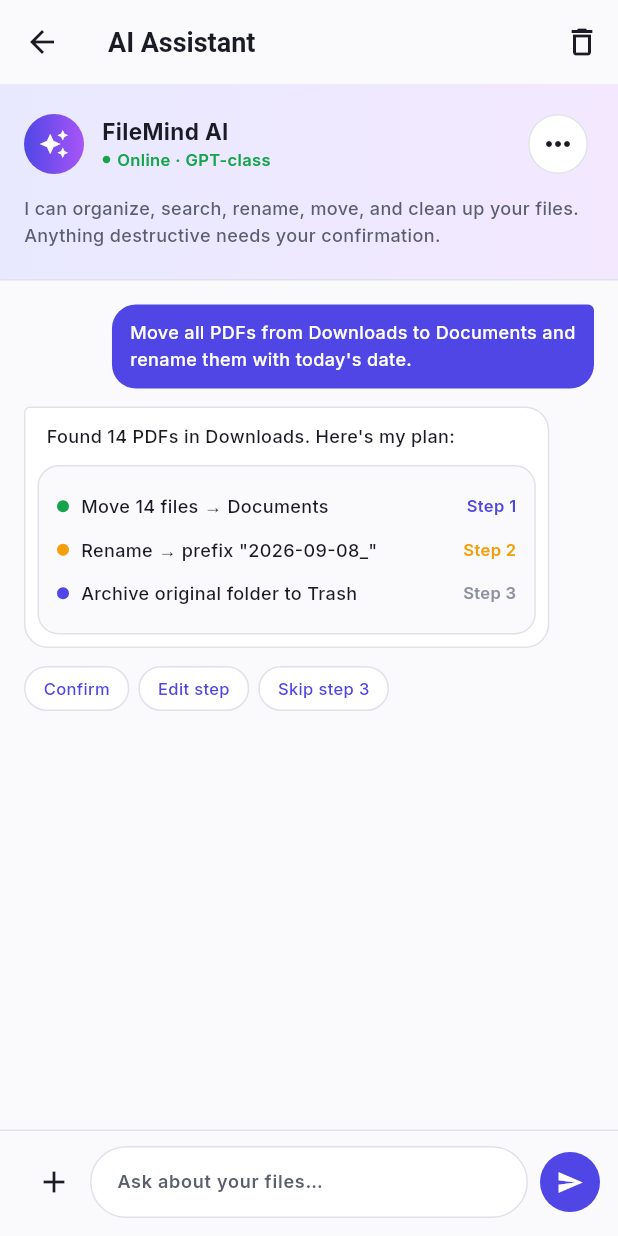
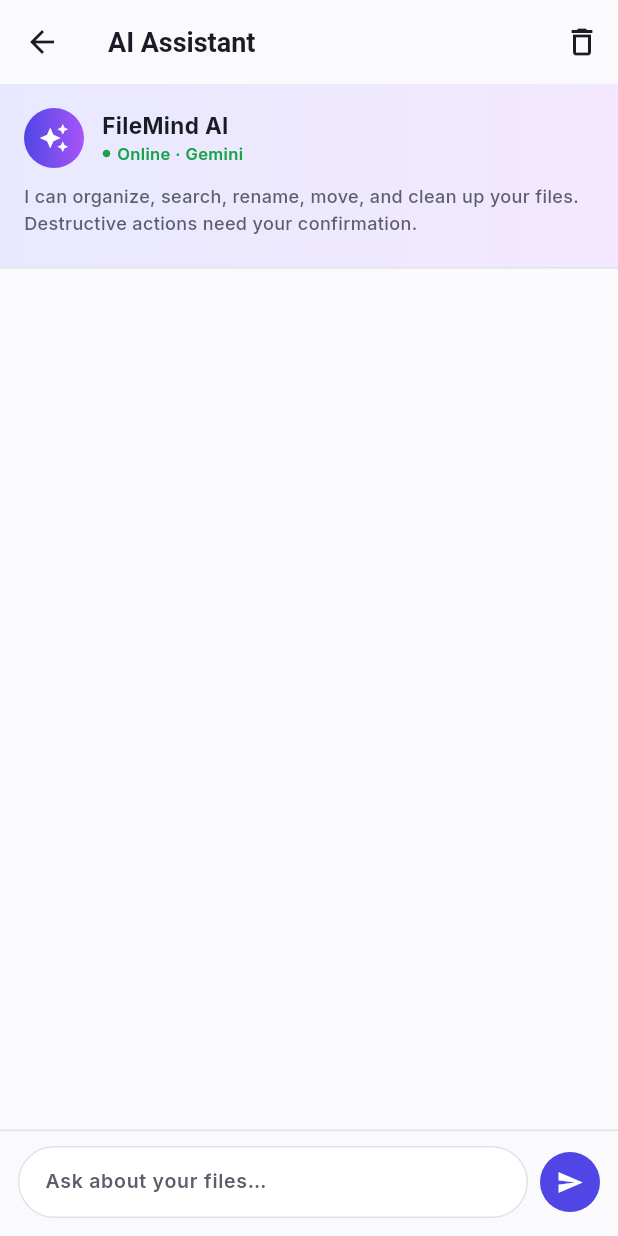
Before and after one commit to Ell-pastore/BuildThisFeature, a Flutter app: the AiChatScreen screen opened directly, on a phone screen of 412 x 824 dp. Run offline on Flutter 3.47's test engine with Material 3 defaults, Android fonts, the phone set to English and light mode, and no system bars; our stand-ins replace flutter_dotenv, google_fonts, google_generative_ai.

Commit message:
AI_chat_commit_1

```diff
--- a/mobile/lib/screens/ai_chat_screen.dart
+++ b/mobile/lib/screens/ai_chat_screen.dart
@@ -1,28 +1,117 @@
 import 'package:flutter/material.dart';
 import '../theme/app_theme.dart';
-import 'confirm_sheet.dart';
+import '../services/gemini_service.dart';
 
-class AiChatScreen extends StatelessWidget {
+class AiChatScreen extends StatefulWidget {
   const AiChatScreen({super.key});
+
+  @override
+  State<AiChatScreen> createState() => _AiChatScreenState();
+}
+
+class _AiChatScreenState extends State<AiChatScreen> {
+  final _controller = TextEditingController();
+  final _scrollController = ScrollController();
+  late final GeminiService _gemini;
+
+  final List<({bool isUser, String text})> _messages = [];
+  bool _isLoading = false;
+  String? _error;
+
+  @override
+  void initState() {
+    super.initState();
+    try {
+      _gemini = GeminiService();
+    } catch (e) {
+      _error = e.toString();
+    }
+  }
+
+  Future<void> _send() async {
+    final text = _controller.text.trim();
+    if (text.isEmpty || _isLoading || _error != null) return;
+
+    setState(() {
+      _messages.add((isUser: true, text: text));
+      _isLoading = true;
+      _controller.clear();
+    });
+    _scrollToBottom();
+
+    try {
+      final reply = await _gemini.sendMessage(text);
+      setState(() {
+        _messages.add((isUser: false, text: reply));
+      });
+    } catch (e) {
+      setState(() {
+        _messages.add((isUser: false, text: 'Error: $e'));
+      });
+    } finally {
+      setState(() => _isLoading = false);
+      _scrollToBottom();
+    }
+  }
+
+  void _scrollToBottom() {
+    WidgetsBinding.instance.addPostFrameCallback((_) {
+      if (_scrollController.hasClients) {
+        _scrollController.animateTo(
+          _scrollController.position.maxScrollExtent,
+          duration: const Duration(milliseconds: 300),
+          curve: Curves.easeOut,
+        );
+      }
+    });
+  }
+
+  @override
+  void dispose() {
+    _controller.dispose();
+    _scrollController.dispose();
+    super.dispose();
+  }
 
   @override
   Widget build(BuildContext context) {
     final isDark = Theme.of(context).brightness == Brightness.dark;
     final surface = isDark ? AppColors.darkSurface : Colors.white;
     final outline = isDark ? AppColors.darkOutline : AppColors.lightOutline;
-    final onSurface = isDark ? AppColors.darkOnSurface : AppColors.lightOnSurface;
-    final onSurface2 = isDark ? AppColors.darkOnSurface2 : AppColors.lightOnSurface2;
+    final onSurface =
+        isDark ? AppColors.darkOnSurface : AppColors.lightOnSurface;
+    final onSurface2 =
+        isDark ? AppColors.darkOnSurface2 : AppColors.lightOnSurface2;
     final bg = isDark ? AppColors.darkBg : AppColors.lightBg;
+
+    if (_error != null) {
+      return Scaffold(
+        appBar: AppBar(title: const Text('AI Assistant')),
+        body: Center(
+          child: Padding(
+            padding: const EdgeInsets.all(24),
+            child: Text(
+              _error!,
+              textAlign: TextAlign.center,
+              style: TextStyle(color: onSurface),
+            ),
+          ),
+        ),
+      );
+    }
 
     return Scaffold(
       appBar: AppBar(
-        leading: IconButton(
-          icon: const Icon(Icons.arrow_back),
-          onPressed: () => Navigator.pop(context),
-        ),
         title: const Text('AI Assistant', style: TextStyle(fontSize: 18)),
         actions: [
-          IconButton(onPressed: () {}, icon: const Icon(Icons.delete_outline)),
+          IconButton(
+            tooltip: 'Clear chat',
+            onPressed: () {
+              _gemini.clear();
+              setState(() => _messages.clear());
+            },
+            icon: const Icon(Icons.delete_outline),
+          ),
         ],
       ),
       body: Column(
@@ -34,14 +123,8 @@
             decoration: BoxDecoration(
               gradient: LinearGradient(
                 colors: isDark
-                    ? [
-                        const Color(0xFF1E1B4B),
-                        const Color(0xFF2E1065),
-                      ]
-                    : [
-                        const Color(0xFFE8E9FF),
-                        const Color(0xFFF3E8FF),
-                      ],
+                    ? [const Color(0xFF1E1B4B), const Color(0xFF2E1065)]
+                    : [const Color(0xFFE8E9FF), const Color(0xFFF3E8FF)],
               ),
               border: Border(bottom: BorderSide(color: outline)),
             ),
@@ -59,11 +142,8 @@
                         ),
                         shape: BoxShape.circle,
                       ),
-                      child: const Icon(
-                        Icons.auto_awesome,
-                        color: Colors.white,
-                        size: 20,
-                      ),
+                      child: const Icon(Icons.auto_awesome,
+                          color: Colors.white, size: 20),
                     ),
                     const SizedBox(width: 12),
                     Expanded(
@@ -84,7 +164,7 @@
                                   size: 6, color: AppColors.success),
                               SizedBox(width: 4),
                               Text(
-                                'Online · GPT-class',
+                                'Online · Gemini',
                                 style: TextStyle(
                                   fontSize: 11,
                                   fontWeight: FontWeight.w600,
@@ -96,160 +176,72 @@
                         ],
                       ),
                     ),
-                    IconButton(
-                      onPressed: () {},
-                      icon: Icon(Icons.more_horiz, color: onSurface),
-                      style: IconButton.styleFrom(
-                        backgroundColor: surface,
-                        side: BorderSide(color: outline),
-                      ),
-                    ),
                   ],
                 ),
                 const SizedBox(height: 10),
                 Text(
-                  'I can organize, search, rename, move, and clean up your files. Anything destructive needs your confirmation.',
-                  style: TextStyle(
-                    fontSize: 12,
-                    color: onSurface2,
-                    height: 1.5,
-                  ),
+                  'I can organize, search, rename, move, and clean up your files. '
+                  'Destructive actions need your confirmation.',
+                  style:
+                      TextStyle(fontSize: 12, color: onSurface2, height: 1.5),
                 ),
               ],
             ),
           ),
 
+          // Messages
           Expanded(
-            child: ListView(
+            child: ListView.builder(
+              controller: _scrollController,
               padding: const EdgeInsets.all(16),
-              children: [
-                // User message
-                Align(
-                  alignment: Alignment.centerRight,
+              itemCount: _messages.length + (_isLoading ? 1 : 0),
+              itemBuilder: (context, i) {
+                if (_isLoading && i == _messages.length) {
+                  return const Padding(
+                    padding: EdgeInsets.symmetric(vertical: 12),
+                    child: Align(
+                      alignment: Alignment.centerLeft,
+                      child: SizedBox(
+                        width: 24,
+                        height: 24,
+                        child: CircularProgressIndicator(strokeWidth: 2),
+                      ),
+                    ),
+                  );
+                }
+
+                final msg = _messages[i];
+                return Align(
+                  alignment:
+                      msg.isUser ? Alignment.centerRight : Alignment.centerLeft,
                   child: Container(
+                    margin: const EdgeInsets.only(bottom: 12),
                     constraints: BoxConstraints(
-                      maxWidth: MediaQuery.of(context).size.width * 0.78,
+                      maxWidth: MediaQuery.of(context).size.width * 0.8,
                     ),
                     padding: const EdgeInsets.symmetric(
-                      horizontal: 12,
-                      vertical: 10,
+                        horizontal: 12, vertical: 10),
+                    decoration: BoxDecoration(
+                      color: msg.isUser ? AppColors.primary : surface,
+                      borderRadius: BorderRadius.only(
+                        topLeft: const Radius.circular(16),
+                        topRight: const Radius.circular(16),
+                        bottomLeft: Radius.circular(msg.isUser ? 16 : 4),
+                        bottomRight: Radius.circular(msg.isUser ? 4 : 16),
                       ),
-                    decoration: const BoxDecoration(
-                      color: AppColors.primary,
-                      borderRadius: BorderRadius.only(
-                        topLeft: Radius.circular(16),
-                        topRight: Radius.circular(4),
-                        bottomLeft: Radius.circular(16),
-                        bottomRight: Radius.circular(16),
+                      border: msg.isUser ? null : Border.all(color: outline),
                     ),
-                    ),
-                    child: const Text(
-                      'Move all PDFs from Downloads to Documents and rename them with today\'s date.',
+                    child: Text(
+                      msg.text,
                       style: TextStyle(
-                        color: Colors.white,
-                        fontSize: 12,
-                        height: 1.5,
+                        fontSize: 13,
+                        height: 1.45,
+                        color: msg.isUser ? Colors.white : onSurface,
                       ),
                     ),
                   ),
-                ),
-
-                const SizedBox(height: 12),
-
-                // AI response
-                Align(
-                  alignment: Alignment.centerLeft,
-                  child: Container(
-                    constraints: BoxConstraints(
-                      maxWidth: MediaQuery.of(context).size.width * 0.85,
-                    ),
-                    padding: const EdgeInsets.all(4),
-                    decoration: BoxDecoration(
-                      color: surface,
-                      borderRadius: const BorderRadius.only(
-                        topLeft: Radius.circular(4),
-                        topRight: Radius.circular(16),
-                        bottomLeft: Radius.circular(16),
-                        bottomRight: Radius.circular(16),
-                      ),
-                      border: Border.all(color: outline),
-                    ),
-                    child: Column(
-                      crossAxisAlignment: CrossAxisAlignment.start,
-                      children: [
-                        Padding(
-                          padding: const EdgeInsets.fromLTRB(10, 6, 10, 10),
-                          child: Text(
-                            'Found 14 PDFs in Downloads. Here\'s my plan:',
-                            style: TextStyle(
-                              fontSize: 12,
-                              height: 1.5,
-                              color: onSurface,
-                            ),
-                          ),
-                        ),
-                        Container(
-                          margin: const EdgeInsets.fromLTRB(4, 0, 4, 4),
-                          padding: const EdgeInsets.all(12),
-                          decoration: BoxDecoration(
-                            color: isDark
-                                ? AppColors.darkSurface2
-                                : AppColors.lightBg,
-                            borderRadius: BorderRadius.circular(14),
-                            border: Border.all(color: outline),
-                          ),
-                          child: Column(
-                            children: [
-                              _PlanStep(
-                                label: 'Move 14 files → Documents',
-                                step: 'Step 1',
-                                done: true,
-                                isDark: isDark,
-                              ),
-                              _PlanStep(
-                                label: 'Rename → prefix "2026-09-08_"',
-                                step: 'Step 2',
-                                pending: true,
-                                isDark: isDark,
-                              ),
-                              _PlanStep(
-                                label: 'Archive original folder to Trash',
-                                step: 'Step 3',
-                                isDark: isDark,
-                              ),
-                            ],
-                          ),
-                        ),
-                      ],
-                    ),
-                  ),
-                ),
-
-                const SizedBox(height: 12),
-
-                // Suggestion chips
-                SingleChildScrollView(
-                  scrollDirection: Axis.horizontal,
-                  child: Row(
-                    children: [
-                      _Chip(
-                        label: 'Confirm',
-                        isDark: isDark,
-                        onTap: () {
-                          showModalBottomSheet(
-                            context: context,
-                            isScrollControlled: true,
-                            backgroundColor: Colors.transparent,
-                            builder: (_) => const ConfirmSheet(),
                 );
               },
-                      ),
-                      _Chip(label: 'Edit step', isDark: isDark),
-                      _Chip(label: 'Skip step 3', isDark: isDark),
-                    ],
-                  ),
-                ),
-              ],
             ),
           ),
 
@@ -263,22 +255,17 @@
             child: SafeArea(
               child: Row(
                 children: [
-                  IconButton(
-                    onPressed: () {},
-                    icon: Icon(Icons.add, color: onSurface),
-                  ),
                   Expanded(
                     child: TextField(
-                      style: TextStyle(fontSize: 12, color: onSurface),
+                      controller: _controller,
+                      style: TextStyle(fontSize: 13, color: onSurface),
                       decoration: InputDecoration(
                         hintText: 'Ask about your files…',
                         hintStyle: TextStyle(color: onSurface2),
                         filled: true,
                         fillColor: surface,
                         contentPadding: const EdgeInsets.symmetric(
-                          horizontal: 14,
-                          vertical: 10,
-                        ),
+                            horizontal: 14, vertical: 10),
                         border: OutlineInputBorder(
                           borderRadius: BorderRadius.circular(99),
                           borderSide: BorderSide(color: outline),
@@ -288,20 +275,21 @@
                           borderSide: BorderSide(color: outline),
                         ),
                       ),
+                      onSubmitted: (_) => _send(),
                     ),
                   ),
                   const SizedBox(width: 8),
-                  Container(
+                  GestureDetector(
+                    onTap: _send,
+                    child: Container(
                       width: 40,
                       height: 40,
                       decoration: const BoxDecoration(
                         color: AppColors.primary,
                         shape: BoxShape.circle,
                       ),
-                    child: const Icon(
-                      Icons.send,
-                      color: Colors.white,
-                      size: 18,
+                      child:
+                          const Icon(Icons.send, color: Colors.white, size: 18),
                     ),
                   ),
                 ],
@@ -313,104 +301,3 @@
     );
   }
 }
-
-class _PlanStep extends StatelessWidget {
-  final String label;
-  final String step;
-  final bool done;
-  final bool pending;
-  final bool isDark;
-
-  const _PlanStep({
-    required this.label,
-    required this.step,
-    this.done = false,
-    this.pending = false,
-    required this.isDark,
-  });
-
-  @override
-  Widget build(BuildContext context) {
-    Color dotColor = isDark ? AppColors.darkOnSurface2 : const Color(0xFF8E92A0);
-    if (done) dotColor = AppColors.success;
-    if (pending) dotColor = AppColors.warning;
-    if (!done && !pending) {
-      dotColor = isDark ? AppColors.darkPrimary : AppColors.primary;
-    }
-
-    final onSurface = isDark ? AppColors.darkOnSurface : AppColors.lightOnSurface;
-
-    return Padding(
-      padding: const EdgeInsets.symmetric(vertical: 6),
-      child: Row(
-        children: [
-          Container(
-            width: 8,
-            height: 8,
-            decoration: BoxDecoration(color: dotColor, shape: BoxShape.circle),
-          ),
-          const SizedBox(width: 8),
-          Expanded(
-            child: Text(
-              label,
-              style: TextStyle(fontSize: 12, color: onSurface),
-            ),
-          ),
-          Text(
-            step,
-            style: TextStyle(
-              fontSize: 11,
-              fontWeight: FontWeight.w600,
-              color: done
-                  ? (isDark ? AppColors.darkPrimary : AppColors.primary)
-                  : (pending
-                      ? AppColors.warning
-                      : (isDark
-                          ? AppColors.darkOnSurface2
-                          : const Color(0xFF8E92A0))),
-            ),
-          ),
-        ],
-      ),
-    );
-  }
-}
-
-class _Chip extends StatelessWidget {
-  final String label;
-  final bool isDark;
-  final VoidCallback? onTap;
-
-  const _Chip({
-    required this.label,
-    required this.isDark,
-    this.onTap,
-  });
-
-  @override
-  Widget build(BuildContext context) {
-    final surface = isDark ? AppColors.darkSurface : Colors.white;
-    final outline = isDark ? AppColors.darkOutline : AppColors.lightOutline;
-
-    return GestureDetector(
-      onTap: onTap,
-      child: Container(
-        margin: const EdgeInsets.only(right: 6),
-        padding: const EdgeInsets.symmetric(horizontal: 12, vertical: 6),
-        decoration: BoxDecoration(
-          color: surface,
-          borderRadius: BorderRadius.circular(99),
-          border: Border.all(color: outline),
-        ),
-        child: Text(
-          label,
-          style: TextStyle(
-            fontSize: 11,
-            fontWeight: FontWeight.w500,
-            color: isDark ? AppColors.darkPrimary : AppColors.primary,
-          ),
-        ),
-      ),
-    );
-  }
-}
--- /dev/null
+++ b/mobile/lib/services/gemini_service.dart
@@ -0,0 +1,39 @@
+import 'package:google_generative_ai/google_generative_ai.dart';
+import 'package:flutter_dotenv/flutter_dotenv.dart';
+
+class GeminiService {
+  late final GenerativeModel _model;
+  late final ChatSession _chat;
+
+  GeminiService() {
+    final apiKey = dotenv.env['GEMINI_API_KEY'] ?? '';
+    if (apiKey.isEmpty) {
+      throw Exception('GEMINI_API_KEY is missing. Add it to your .env file.');
+    }
+
+    _model = GenerativeModel(
+      model: 'gemini-3.6-flash',
+      apiKey: apiKey,
+      systemInstruction: Content.system(
+        '''You are FileMind AI, a helpful assistant inside a mobile file manager app.
+    You help users organize, search, rename, move, and clean up files.
+    Be concise and practical.
+    If the user asks for a destructive action (delete, move many files, etc.),
+    propose a clear step-by-step plan and ask for confirmation before acting.''',
+      ),
+    );
+
+    _chat = _model.startChat();
+  }
+
+  /// Send a user message and get the assistant reply
+  Future<String> sendMessage(String userMessage) async {
+    final response = await _chat.sendMessage(Content.text(userMessage));
+    return response.text ?? 'No response from Gemini.';
+  }
+
+  /// Clear conversation history
+  void clear() {
+    _chat = _model.startChat();
+  }
+}
--- a/mobile/pubspec.yaml
+++ b/mobile/pubspec.yaml
@@ -11,6 +11,9 @@
     sdk: flutter
   cupertino_icons: ^1.0.8
   google_fonts: ^6.2.1
+  shared_preferences: ^2.5.5
+  google_generative_ai: ^0.4.7
+  flutter_dotenv: ^6.0.1
 
 dev_dependencies:
   flutter_test:
```
Also changed, not shown: mobile/pubspec.lock. Lines whose indentation alone changed are shown as unchanged.
